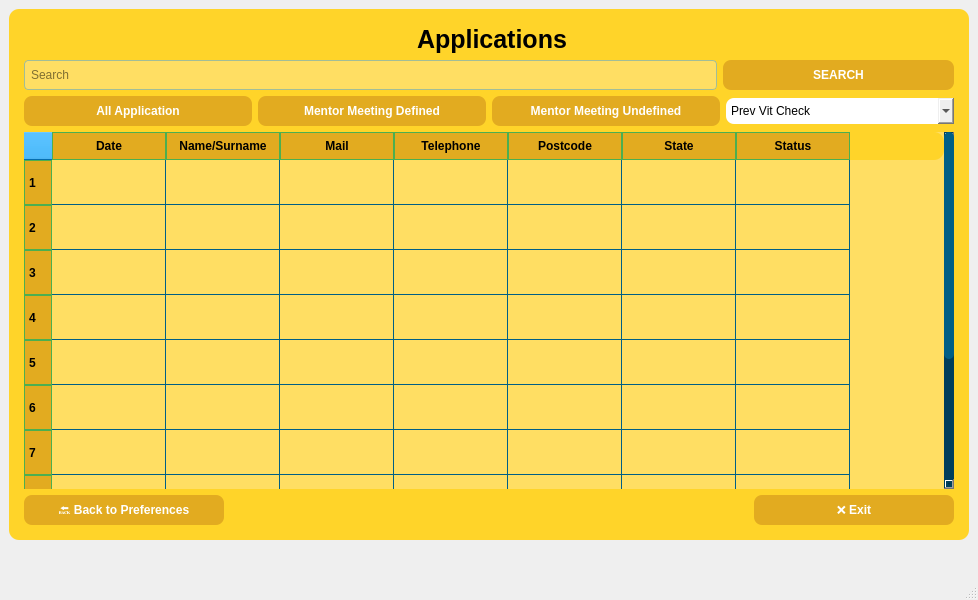
KursaDSc/Python-Module-Week7, file ui/applications.ui: the form before one commit.
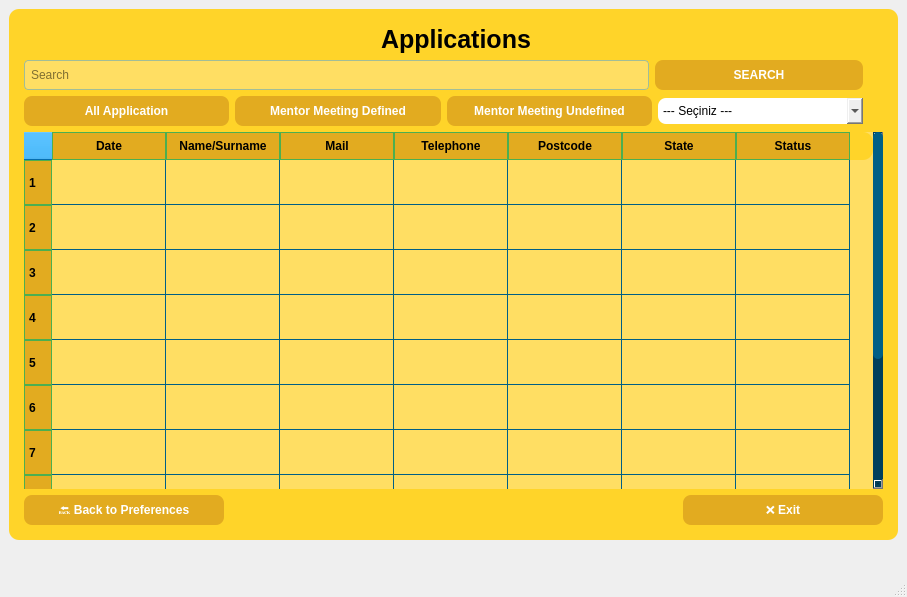
The form after the commit. Icons and pictures are not drawn.

The edit to the form file:
```diff
--- a/ui/applications.ui
+++ b/ui/applications.ui
@@ -6,8 +6,8 @@
    <rect>
     <x>0</x>
     <y>0</y>
-    <width>978</width>
-    <height>600</height>
+    <width>907</width>
+    <height>597</height>
    </rect>
   </property>
   <property name="sizePolicy">
@@ -201,7 +201,7 @@
         </layout>
        </item>
        <item>
-        <layout class="QHBoxLayout" name="horizontalLayout_4" stretch="30,10">
+        <layout class="QHBoxLayout" name="horizontalLayout_4" stretch="30,10,0">
          <item>
           <widget class="QLineEdit" name="search_edit">
            <property name="enabled">
@@ -250,6 +250,22 @@
            </property>
           </widget>
          </item>
+         <item>
+          <spacer name="horizontalSpacer_4">
+           <property name="orientation">
+            <enum>Qt::Horizontal</enum>
+           </property>
+           <property name="sizeType">
+            <enum>QSizePolicy::Fixed</enum>
+           </property>
+           <property name="sizeHint" stdset="0">
+            <size>
+             <width>20</width>
+             <height>20</height>
+            </size>
+           </property>
+          </spacer>
+         </item>
         </layout>
        </item>
        <item>
@@ -326,6 +342,11 @@
            <property name="frame">
             <bool>true</bool>
            </property>
+           <item>
+            <property name="text">
+             <string>--- Seçiniz ---</string>
+            </property>
+           </item>
            <item>
             <property name="text">
              <string>Prev Vit Check</string>
@@ -348,6 +369,22 @@
            </item>
           </widget>
          </item>
+         <item>
+          <spacer name="horizontalSpacer">
+           <property name="orientation">
+            <enum>Qt::Horizontal</enum>
+           </property>
+           <property name="sizeType">
+            <enum>QSizePolicy::Fixed</enum>
+           </property>
+           <property name="sizeHint" stdset="0">
+            <size>
+             <width>20</width>
+             <height>20</height>
+            </size>
+           </property>
+          </spacer>
+         </item>
         </layout>
        </item>
        <item>
```
Left out of the diff: 2 changed lines with no effect on the pictures.
